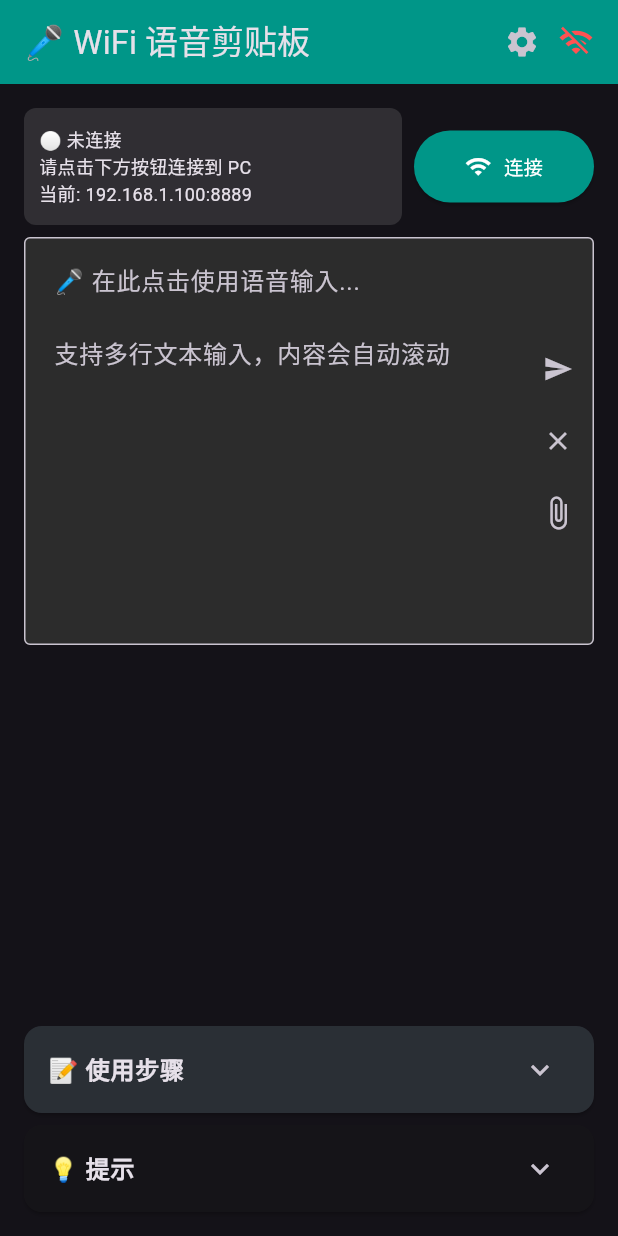
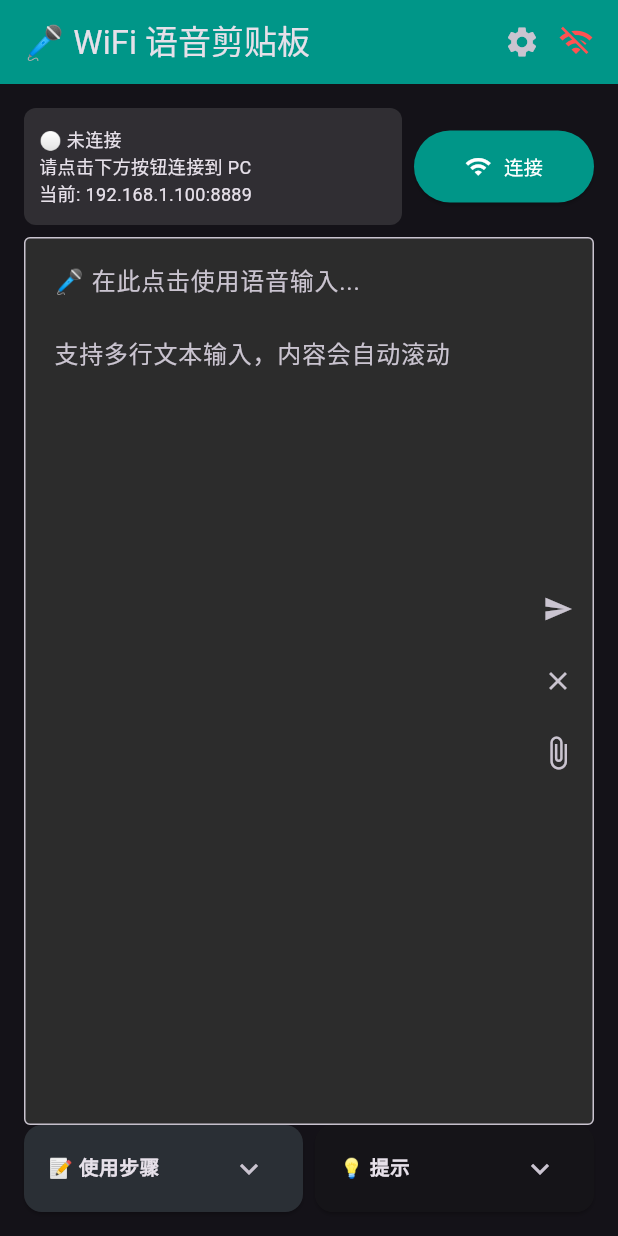
Before and after one commit to liaoxxxx/wlan_clip_boad, a Flutter app: the screen it shows after launch, on a phone screen of 412 x 824 dp. Run offline on Flutter 3.47's test engine with Material 3 defaults, Android fonts, the phone set to English and light mode, and no system bars; our stand-ins replace file_picker, permission_handler, shared_preferences; missing offline and left inert: bitsdojo_window, dart:ffi, system_tray, win32.

Commit message:
refactor(ui): 优化界面布局和文本溢出处理
- Android: 文本输入框使用 expands 自动填充剩余高度
- Android: 底部使用步骤和提示改为两列布局，节省空间
- Android: 调整字体大小使界面更紧凑
- Windows: 修复反馈消息溢出问题，添加文本截断处理

```diff
--- a/packages/android_app/lib/android_client.dart
+++ b/packages/android_app/lib/android_client.dart
@@ -445,13 +445,13 @@ class _AndroidVoiceClientPageState extends State<_AndroidVoiceClientPage> {
                       files: _selectedFiles,
                       onRemove: (file) => setState(() => _selectedFiles.remove(file)),
                     ),
-                  // 文本输入框
+                  // 文本输入框 - 自动填充剩余高度
                   Expanded(
                     child: TextField(
                       controller: _controller,
-                      maxLines: null, // 无限行数，支持多行输入和内部滚动
-                      minLines: 10, // 最小显示10行
-                      expands: false,
+                      maxLines: null, // 无限行数
+                      expands: true, // 自动扩展填充父容器
+                      textAlignVertical: TextAlignVertical.top, // 文本从顶部开始
                       decoration: InputDecoration(
                         hintText: '🎤 在此点击使用语音输入...\n\n支持多行文本输入，内容会自动滚动',
                         border: const OutlineInputBorder(),
@@ -490,19 +490,21 @@ class _AndroidVoiceClientPageState extends State<_AndroidVoiceClientPage> {
             ),
           ),
 
-          // 底部固定区域：使用步骤和提示信息
+          // 底部固定区域：使用步骤和提示信息（两列布局）
           Padding(
             padding: const EdgeInsets.fromLTRB(16, 0, 16, 16),
-            child: Column(
+            child: Row(
+              crossAxisAlignment: CrossAxisAlignment.start,
               children: [
-                // 使用步骤
-                Card(
+                // 左列：使用步骤
+                Expanded(
+                  child: Card(
                     margin: EdgeInsets.zero,
                     clipBehavior: Clip.antiAlias,
                     child: ExpansionTile(
                       title: const Text(
                         '📝 使用步骤',
-                      style: TextStyle(fontWeight: FontWeight.bold),
+                        style: TextStyle(fontWeight: FontWeight.bold, fontSize: 13),
                       ),
                       collapsedBackgroundColor: Colors.blueGrey.withOpacity(0.2),
                       backgroundColor: Colors.blueGrey.withOpacity(0.3),
@@ -512,31 +514,33 @@ class _AndroidVoiceClientPageState extends State<_AndroidVoiceClientPage> {
                           child: Column(
                             crossAxisAlignment: CrossAxisAlignment.start,
                             children: const [
-                            Text('1. 点击右上角 ⚙️ 设置 PC IP 地址'),
+                              Text('1. 点击右上角 ⚙️ 设置 PC IP 地址', style: TextStyle(fontSize: 11)),
                               SizedBox(height: 4),
-                            Text('2. 点击「连接到 PC」按钮建立连接'),
+                              Text('2. 点击「连接到 PC」按钮建立连接', style: TextStyle(fontSize: 11)),
                               SizedBox(height: 4),
-                            Text('3. 点击下方输入框唤起键盘'),
+                              Text('3. 点击下方输入框唤起键盘', style: TextStyle(fontSize: 11)),
                               SizedBox(height: 4),
-                            Text('4. 使用麦克风语音输入'),
+                              Text('4. 使用麦克风语音输入', style: TextStyle(fontSize: 11)),
                               SizedBox(height: 4),
-                            Text('5. 识别完成后自动同步至 PC 剪贴板'),
+                              Text('5. 识别完成后自动同步至 PC 剪贴板', style: TextStyle(fontSize: 11)),
                             ],
                           ),
                         ),
                       ],
                     ),
                   ),
-                const SizedBox(height: 8),
+                ),
+                const SizedBox(width: 8),
 
-                // 提示信息
-                Card(
+                // 右列：提示信息
+                Expanded(
+                  child: Card(
                     margin: EdgeInsets.zero,
                     clipBehavior: Clip.antiAlias,
                     child: ExpansionTile(
                       title: const Text(
                         '💡 提示',
-                      style: TextStyle(fontWeight: FontWeight.bold),
+                        style: TextStyle(fontWeight: FontWeight.bold, fontSize: 13),
                       ),
                       collapsedBackgroundColor: Colors.black26,
                       backgroundColor: Colors.black26,
@@ -546,22 +550,23 @@ class _AndroidVoiceClientPageState extends State<_AndroidVoiceClientPage> {
                           child: Column(
                             crossAxisAlignment: CrossAxisAlignment.start,
                             children: [
-                            const Text('• 确保手机和 PC 在同一局域网（同一 WiFi）'),
+                              const Text('• 确保手机和 PC 在同一局域网（同一 WiFi）', style: TextStyle(fontSize: 11)),
                               const SizedBox(height: 4),
-                            const Text('• 在 Windows 端查看本机 IP 地址'),
+                              const Text('• 在 Windows 端查看本机 IP 地址', style: TextStyle(fontSize: 11)),
                               const SizedBox(height: 4),
-                            const Text('• 支持 Gboard、搜狗、微信等输入法语音输入'),
+                              const Text('• 支持 Gboard、搜狗、微信等输入法语音输入', style: TextStyle(fontSize: 11)),
                               const SizedBox(height: 4),
-                            const Text('• 停止输入 0.5 秒后自动发送'),
+                              const Text('• 停止输入 0.5 秒后自动发送', style: TextStyle(fontSize: 11)),
                               const SizedBox(height: 8),
                               Text(
                                 '📡 WiFi 无线版 - 无需 USB 线，自由连接',
-                              style: TextStyle(color: Colors.grey, fontSize: 11),
+                                style: TextStyle(color: Colors.grey, fontSize: 10),
                               ),
                             ],
                           ),
                         ),
                       ],
+                    ),
                   ),
                 ),
               ],
--- a/packages/windows_app/lib/windows/windows_server.dart
+++ b/packages/windows_app/lib/windows/windows_server.dart
@@ -1117,12 +1117,16 @@ class _WindowsClipboardServerState extends State<WindowsClipboardServer> {
                         children: [
                           const Icon(Icons.check_circle, color: Colors.white, size: 20),
                           const SizedBox(width: 8),
-                          Text(
-                            _feedbackMessage,
-                            style: const TextStyle(
-                              color: Colors.white,
-                              fontSize: 14,
-                              fontWeight: FontWeight.bold,
+                          Flexible(
+                            child: Text(
+                              _feedbackMessage,
+                              style: const TextStyle(
+                                color: Colors.white,
+                                fontSize: 14,
+                                fontWeight: FontWeight.bold,
+                              ),
+                              overflow: TextOverflow.ellipsis,
+                              maxLines: 1,
                             ),
                           ),
                         ],
```
Lines whose indentation alone changed are shown as unchanged.
